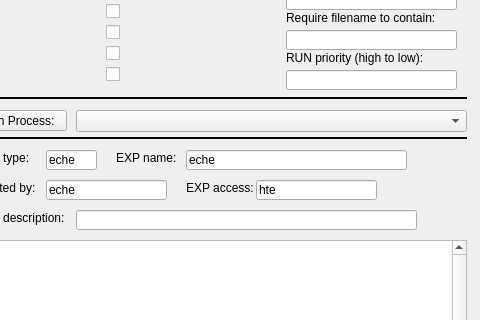
johnmgregoire/JCAPDataProcess, file QtDesign/CreateExpForm.ui: the form before one commit; both pictures show x 574 to 1054 and y 190 to 510 of the 1054 by 818 pixel window.
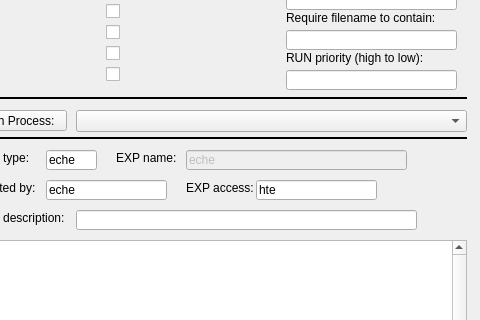
The form after the commit.

The edit to the form file:
```diff
--- a/QtDesign/CreateExpForm.ui
+++ b/QtDesign/CreateExpForm.ui
@@ -675,6 +675,9 @@
    </property>
   </widget>
   <widget class="QLineEdit" name="ExpNameLineEdit">
+   <property name="enabled">
+    <bool>false</bool>
+   </property>
    <property name="geometry">
     <rect>
      <x>760</x>
```
